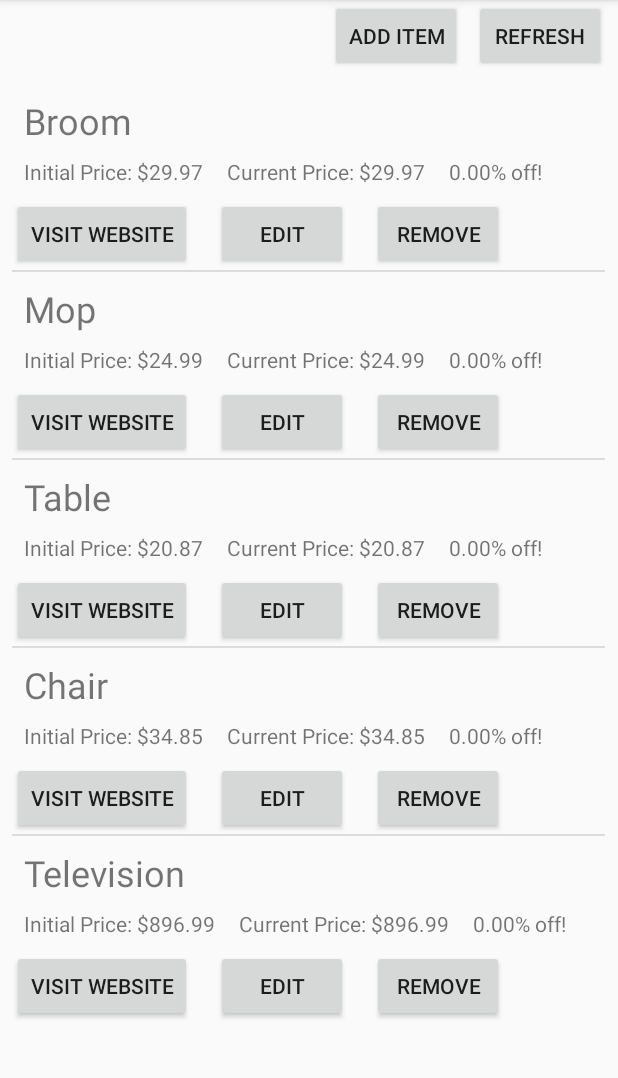
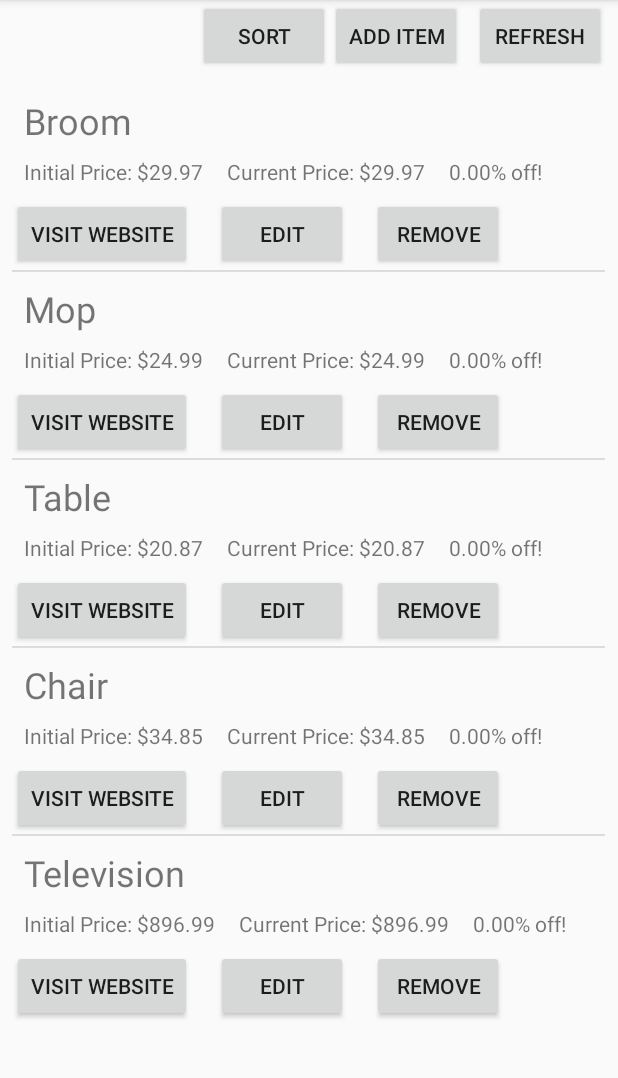
Before and after one commit to isaigonz48/MyPriceWatcher, an Android app: the MainActivity screen opened directly, with no data from a screen before it, on a phone screen of 412 x 824 dp, the part 84-1162 px from its top. Run offline under Robolectric (Android 15) with nearby library versions, the phone set to English and light mode, and no system bars.

Commit message:
Menu added. Toasts added. Other minor changes

```diff
--- a/app/src/main/AndroidManifest.xml
+++ b/app/src/main/AndroidManifest.xml
@@ -1,6 +1,8 @@
 <?xml version="1.0" encoding="utf-8"?>
 <manifest xmlns:android="http://schemas.android.com/apk/res/android"
     package="edu.utep.cs.cs4330.mypricewatcher">
+
+    <uses-permission android:name="android.permission.INTERNET"/>
 
     <application
         android:allowBackup="true"
--- a/app/src/main/java/edu/utep/cs/cs4330/mypricewatcher/MainActivity.java
+++ b/app/src/main/java/edu/utep/cs/cs4330/mypricewatcher/MainActivity.java
@@ -29,15 +29,17 @@ import android.widget.Button;
 import android.widget.ListView;
 import android.widget.PopupMenu;
 import android.widget.TextView;
+import android.widget.Toast;
 
 
 public class MainActivity extends AppCompatActivity {
 
     private Button refreshButton;
     private Button addButton;
+    private Button sortButton;
     private static ItemList wishList;
     private ItemListAdapter itemAdapter;
-    private PopupMenu addEditMenu;
+    private PopupMenu sortMenu;
 
     private class ItemListAdapter extends ArrayAdapter<Item> {
 
@@ -73,8 +75,6 @@ public class MainActivity extends AppCompatActivity {
                 startActivity(i);
             });
 
-
-
             Button editButton = itemView.findViewById(R.id.editButton);
             editButton.setOnClickListener(view ->{
                 Intent i = new Intent(this.context, addEditItemActivity.class);
@@ -88,6 +88,7 @@ public class MainActivity extends AppCompatActivity {
             removeButton.setOnClickListener(view ->{
                 wishList.remove(item);
                 this.notifyDataSetChanged();
+                Toast.makeText(this.context, "Item removed!", Toast.LENGTH_SHORT).show();
             });
 
             itemView.setOnClickListener(view ->{
@@ -107,8 +108,15 @@ public class MainActivity extends AppCompatActivity {
         if(requestCode == 1 && resultCode == RESULT_OK){
             String resultString = result.getData().toString();
 
-            if(resultString.equals("LIST_CHANGE")){
+            if(resultString.equals("ITEM_EDIT")){
                 itemAdapter.notifyDataSetChanged();
+                Toast.makeText(this, "Item changed!", Toast.LENGTH_SHORT).show();
+            }else if(resultString.equals("ITEM_ADD")){
+                itemAdapter.notifyDataSetChanged();
+                Toast.makeText(this, "Item added!", Toast.LENGTH_SHORT).show();
+            }else if(resultString.equals("ITEM_REMOVE")){
+                itemAdapter.notifyDataSetChanged();
+                Toast.makeText(this, "Item removed!", Toast.LENGTH_SHORT).show();
             }
         }
     }
@@ -123,6 +131,8 @@ public class MainActivity extends AppCompatActivity {
 
         refreshButton = findViewById(R.id.refreshButton);
         addButton = findViewById(R.id.addButton);
+        sortButton = findViewById(R.id.sortButton);
+
         wishList = ItemList.getInstance();
 
         ListView listview = findViewById(R.id.itemList);
@@ -164,6 +174,32 @@ public class MainActivity extends AppCompatActivity {
             startActivityForResult(i,1);
         });
 
+        sortMenu = new PopupMenu(this,sortButton);
+        sortMenu.inflate(R.menu.sort_menu);
+        sortMenu.setOnMenuItemClickListener(new PopupMenu.OnMenuItemClickListener() {
+            @Override
+            public boolean onMenuItemClick(MenuItem item) {
+                switch (item.getItemId()){
+                    case R.id.sort_name:
+                        wishList.sortByName();
+                        itemAdapter.notifyDataSetChanged();
+                        return true;
+
+                    case R.id.sort_currentPrice:
+                        wishList.sortByCurrentPrice();
+                        itemAdapter.notifyDataSetChanged();
+                        return true;
+
+                    case R.id.sort_percentage:
+                        wishList.sortByPercentage();
+                        itemAdapter.notifyDataSetChanged();
+                }
+                return false;
+            }
+        });
+
+        sortButton.setOnClickListener(view -> sortMenu.show());
+
         ///// Gets the url that was shared and sets it as new url
         String action = getIntent().getAction();
         String type = getIntent().getType();
--- /dev/null
+++ b/app/src/main/res/drawable-anydpi/ic_sort_name.xml
@@ -0,0 +1,10 @@
+<vector xmlns:android="http://schemas.android.com/apk/res/android"
+    android:width="24dp"
+    android:height="24dp"
+    android:viewportWidth="24"
+    android:viewportHeight="24"
+    android:tint="#333333">
+    <path
+        android:fillColor="#FF000000"
+        android:pathData="M14.94,4.66h-4.72l2.36,-2.36zM10.25,19.37h4.66l-2.33,2.33zM6.1,6.27L1.6,17.73h1.84l0.92,-2.45h5.11l0.92,2.45h1.84L7.74,6.27L6.1,6.27zM4.97,13.64l1.94,-5.18 1.94,5.18L4.97,13.64zM15.73,16.14h6.12v1.59h-8.53v-1.29l5.92,-8.56h-5.88v-1.6h8.3v1.26l-5.93,8.6z"/>
+</vector>
--- a/app/src/main/res/layout/activity_main.xml
+++ b/app/src/main/res/layout/activity_main.xml
@@ -9,6 +9,12 @@
         android:layout_height="wrap_content"
         android:orientation="horizontal"
         android:layout_gravity="right">
+
+        <Button
+            android:id="@+id/sortButton"
+            android:layout_width="wrap_content"
+            android:layout_height="wrap_content"
+            android:text="Sort" />
 
         <Button
             android:id="@+id/addButton"
@@ -29,6 +35,8 @@
              />
     </LinearLayout>
 
+
+
     <ListView
         android:id="@+id/itemList"
         android:layout_width="395dp"
--- a/app/src/main/res/menu/addedit_menu.xml
+++ /dev/null
@@ -1,11 +0,0 @@
-<?xml version="1.0" encoding="utf-8"?>
-<menu xmlns:android="http://schemas.android.com/apk/res/android">
-
-    <item
-        android:id="@+id/refresh"
-
-        android:title="Refresh"
-        />
-
-
-</menu>
--- /dev/null
+++ b/app/src/main/res/menu/sort_menu.xml
@@ -0,0 +1,19 @@
+<?xml version="1.0" encoding="utf-8"?>
+<menu xmlns:android="http://schemas.android.com/apk/res/android"
+    xmlns:app="http://schemas.android.com/apk/res-auto">
+
+    <item
+        android:id="@+id/sort_name"
+        android:icon="@drawable/ic_sort_name"
+        android:title="Name"
+        />
+    <item
+        android:id="@+id/sort_currentPrice"
+        android:title="Current Price"
+        />
+
+    <item
+        android:id="@+id/sort_percentage"
+        android:title="Percentage Off"
+        />
+</menu>
```
Also changed, not shown: app/src/main/java/edu/utep/cs/cs4330/mypricewatcher/DetailedItemActivity.java (+28 -1 lines), app/src/main/java/edu/utep/cs/cs4330/mypricewatcher/ItemList.java (+34 -0 lines), app/src/main/java/edu/utep/cs/cs4330/mypricewatcher/addEditItemActivity.java (+10 -4 lines), app/src/main/res/layout/activity_detailed_item.xml (+20 -10 lines), app/src/main/res/drawable-hdpi/ic_sort_name.png (added), app/src/main/res/drawable-mdpi/ic_sort_name.png (added), app/src/main/res/drawable-xhdpi/ic_sort_name.png (added), app/src/main/res/drawable-xxhdpi/ic_sort_name.png (added).
